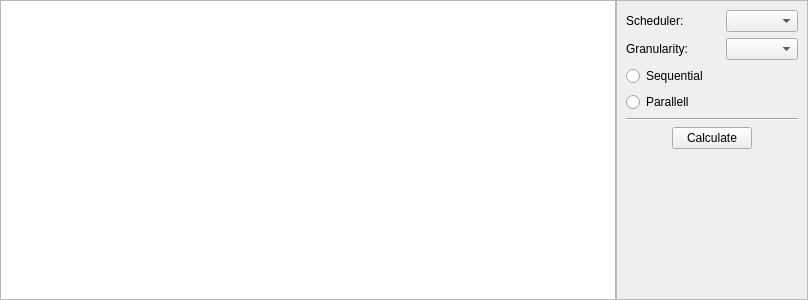
Old version of the form src/portfolio/src/SchedulingView.ui in the repository KDE/calligraplan.
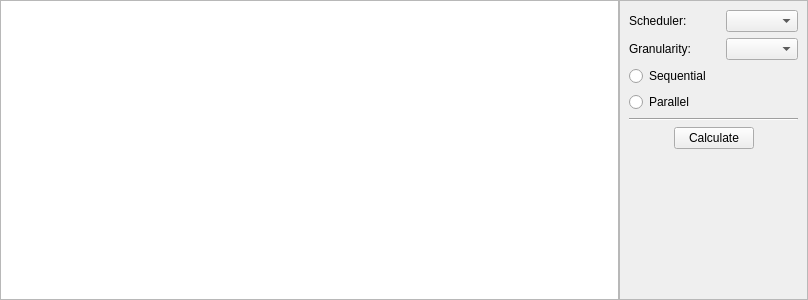
New version of the form. Icons and pictures are not drawn.

```diff
--- a/src/portfolio/src/SchedulingView.ui
+++ b/src/portfolio/src/SchedulingView.ui
@@ -90,7 +90,7 @@
       <item row="3" column="0">
        <widget class="QRadioButton" name="parallell">
         <property name="text">
-         <string>Parallell</string>
+         <string>Parallel</string>
         </property>
        </widget>
       </item>
```
